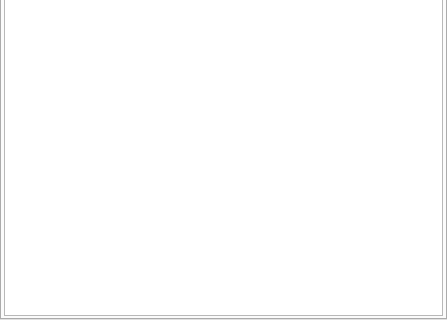
Old version of the form src/listsdock.ui in the repository fontmatrix/fontmatrix; both pictures show x 0 to 447 and y 403 to 723 of the 447 by 723 pixel window.
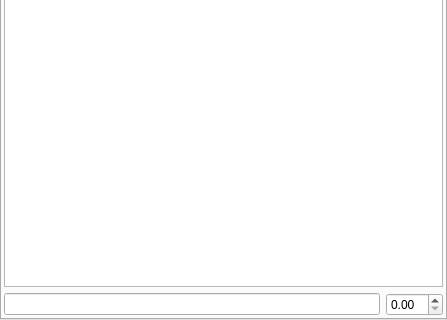
New version of the form. The open tabs and pages were chosen to show the change. Icons and pictures are not drawn. Custom widgets are drawn as their Qt base class.

Commit message: Added - change preview text & size in place.

The edit to the form file:
```diff
--- a/src/listsdock.ui
+++ b/src/listsdock.ui
@@ -308,9 +308,15 @@
         <property name="margin" >
          <number>2</number>
         </property>
-        <item row="0" column="0" >
+        <item row="0" column="0" colspan="2" >
          <widget class="FMPreviewView" name="listPreview" />
         </item>
+        <item row="1" column="0" >
+         <widget class="QLineEdit" name="previewText" />
+        </item>
+        <item row="1" column="1" >
+         <widget class="QDoubleSpinBox" name="previewSize" />
+        </item>
        </layout>
       </widget>
       <widget class="QWidget" name="tab_3" >
```
The commit also changes 4 other files.
